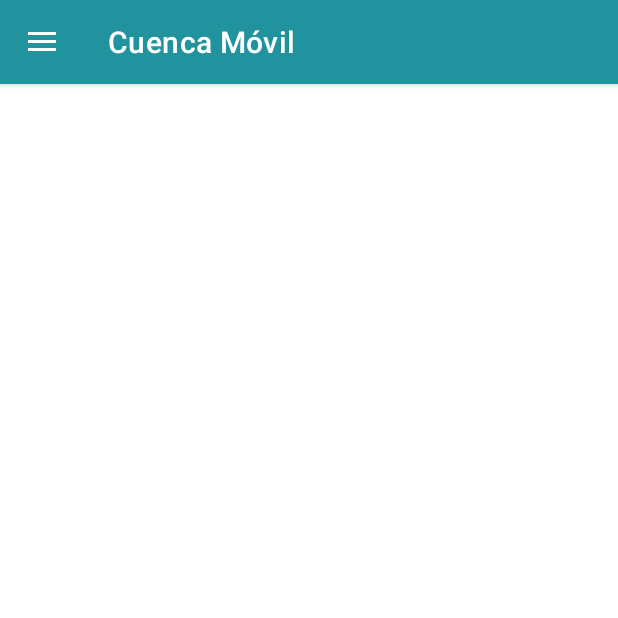
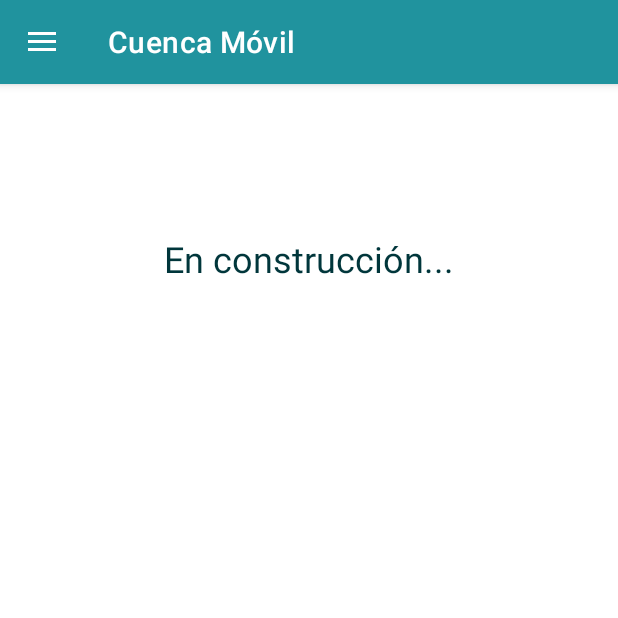
Before and after one commit to virginia-oc/PFC-CuencaMovil, an Android app: the screen it shows after launch (MainActivity), in the side drawer, after a tap on "Preguntas frecuentes", on a phone screen of 412 x 824 dp, the top half of it. Run offline under Robolectric (Android 15) with nearby library versions, the light colour scheme and no system bars.

Commit message:
Temporal fragment added

```diff
--- a/app/src/main/java/edu/virginiaojeda/cuencamovil/fragments/FAQFragment.kt
+++ /dev/null
@@ -1,61 +0,0 @@
-/**
- * Fragment que contiene los métodos para mostrar la pantalla de FAQ
- * @author Virginia Ojeda Corona
- */
-package edu.virginiaojeda.cuencamovil.fragments
-
-import android.content.Context
-import android.os.Bundle
-import android.view.LayoutInflater
-import android.view.View
-import android.view.ViewGroup
-import androidx.fragment.app.Fragment
-import edu.virginiaojeda.cuencamovil.databinding.FaqFragmentBinding
-
-class FAQFragment : Fragment() {
-    lateinit var binding : FaqFragmentBinding
-
-    override fun onAttach(context: Context) {
-        super.onAttach(context)
-    }
-
-    override fun onCreate(savedInstanceState: Bundle?) {
-        super.onCreate(savedInstanceState)
-    }
-
-    override fun onCreateView(
-        inflater: LayoutInflater,
-        container: ViewGroup?,
-        savedInstanceState: Bundle?
-    ): View? {
-        return super.onCreateView(inflater, container, savedInstanceState)
-    }
-
-    override fun onViewCreated(view: View, savedInstanceState: Bundle?) {
-        super.onViewCreated(view, savedInstanceState)
-    }
-
-    override fun onStart() {
-        super.onStart()
-    }
-
-    override fun onResume() {
-        super.onResume()
-    }
-
-    override fun onPause() {
-        super.onPause()
-    }
-
-    override fun onDestroy() {
-        super.onDestroy()
-    }
-
-    override fun onDestroyView() {
-        super.onDestroyView()
-    }
-
-    override fun onDetach() {
-        super.onDetach()
-    }
-}
--- /dev/null
+++ b/app/src/main/java/edu/virginiaojeda/cuencamovil/fragments/TemporalFragment.kt
@@ -0,0 +1,27 @@
+/**
+ * Fragment que muestra un mensaje de "en construcción" en las funcionalidades del menú que aún
+ * están por implementar
+ * @author Virginia Ojeda Corona
+ */
+package edu.virginiaojeda.cuencamovil.fragments
+
+import android.content.Context
+import android.os.Bundle
+import android.view.LayoutInflater
+import android.view.View
+import android.view.ViewGroup
+import androidx.fragment.app.Fragment
+import edu.virginiaojeda.cuencamovil.databinding.TemporalFragmentBinding
+
+class TemporalFragment : Fragment() {
+    lateinit var binding : TemporalFragmentBinding
+
+    override fun onCreateView(
+        inflater: LayoutInflater,
+        container: ViewGroup?,
+        savedInstanceState: Bundle?
+    ): View? {
+        binding = TemporalFragmentBinding.inflate(layoutInflater)
+        return binding.root
+    }
+}
--- a/app/src/main/res/layout/associations_fragment.xml
+++ /dev/null
@@ -1,6 +0,0 @@
-<?xml version="1.0" encoding="utf-8"?>
-<androidx.constraintlayout.widget.ConstraintLayout xmlns:android="http://schemas.android.com/apk/res/android"
-    android:layout_width="match_parent"
-    android:layout_height="match_parent">
-
-</androidx.constraintlayout.widget.ConstraintLayout>
--- a/app/src/main/res/layout/faq_fragment.xml
+++ /dev/null
@@ -1,6 +0,0 @@
-<?xml version="1.0" encoding="utf-8"?>
-<androidx.constraintlayout.widget.ConstraintLayout xmlns:android="http://schemas.android.com/apk/res/android"
-    android:layout_width="match_parent"
-    android:layout_height="match_parent">
-
-</androidx.constraintlayout.widget.ConstraintLayout>
--- /dev/null
+++ b/app/src/main/res/layout/temporal_fragment.xml
@@ -0,0 +1,19 @@
+<?xml version="1.0" encoding="utf-8"?>
+<androidx.constraintlayout.widget.ConstraintLayout xmlns:android="http://schemas.android.com/apk/res/android"
+    xmlns:app="http://schemas.android.com/apk/res-auto"
+    xmlns:tools="http://schemas.android.com/tools"
+    android:layout_width="match_parent"
+    android:layout_height="match_parent">
+
+    <TextView
+        android:id="@+id/tv_underConstruction"
+        android:layout_width="wrap_content"
+        android:layout_height="wrap_content"
+        android:layout_marginTop="100dp"
+        android:text="@string/under_const"
+        app:layout_constraintEnd_toEndOf="parent"
+        app:layout_constraintStart_toStartOf="parent"
+        app:layout_constraintTop_toTopOf="parent"
+        android:textSize="24dp"
+        android:textColor="@color/md_theme_dark_onPrimary" />
+</androidx.constraintlayout.widget.ConstraintLayout>
--- a/app/src/main/res/values/strings.xml
+++ b/app/src/main/res/values/strings.xml
@@ -34,6 +34,7 @@
     <string name="btn_sendReport">Enviar reporte</string>
     <string name="url_firebaseStorage">gs://cuenca-movil-22b63.appspot.com</string>
     <string name="tv_titleReportsList">Todos los reportes</string>
+    <string name="under_const">En construcción...</string>
 
     <string-array name="status">
         <item>Enviado</item>
```
Also changed, not shown: app/src/main/java/edu/virginiaojeda/cuencamovil/MainActivity.kt (+39 -8 lines), app/src/main/java/edu/virginiaojeda/cuencamovil/fragments/AssociationsFragment.kt (deleted, +0 -61 lines), app/src/main/res/layout/cardview_associations.xml (deleted, +0 -34 lines).
